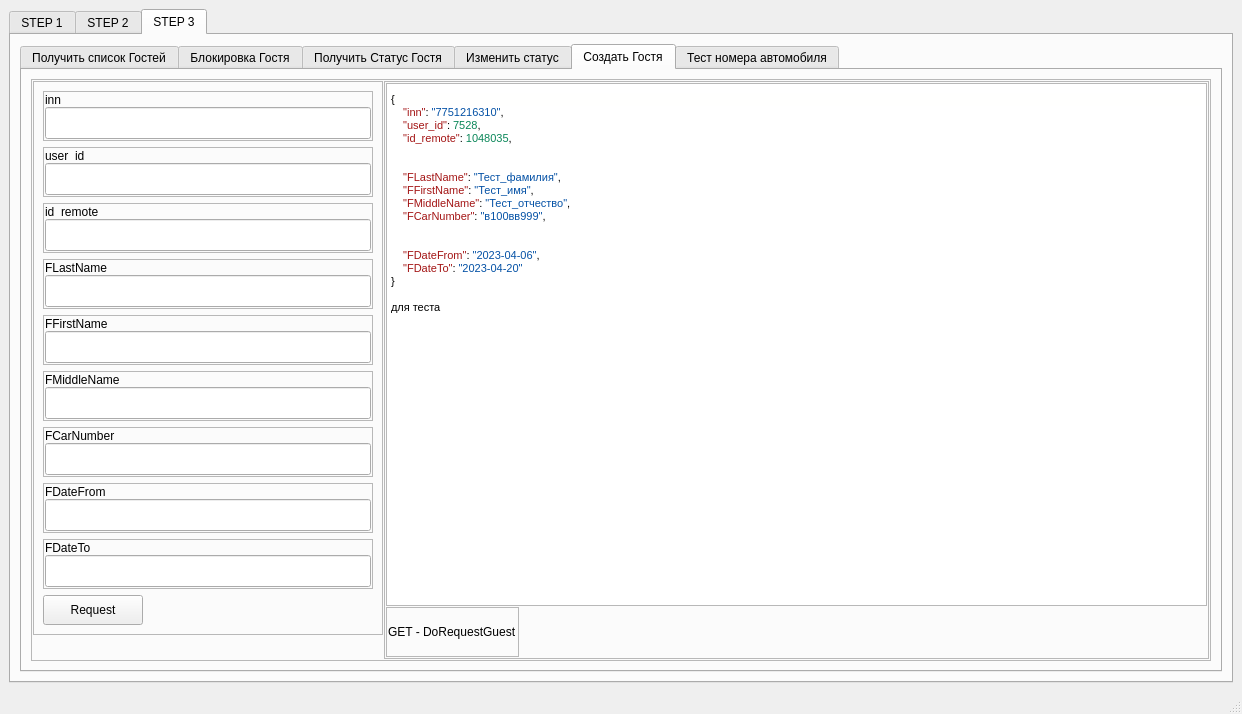
Old version of the form gui_files/main_window.ui in the repository AndreSci/WEB_RUM_TESTER.
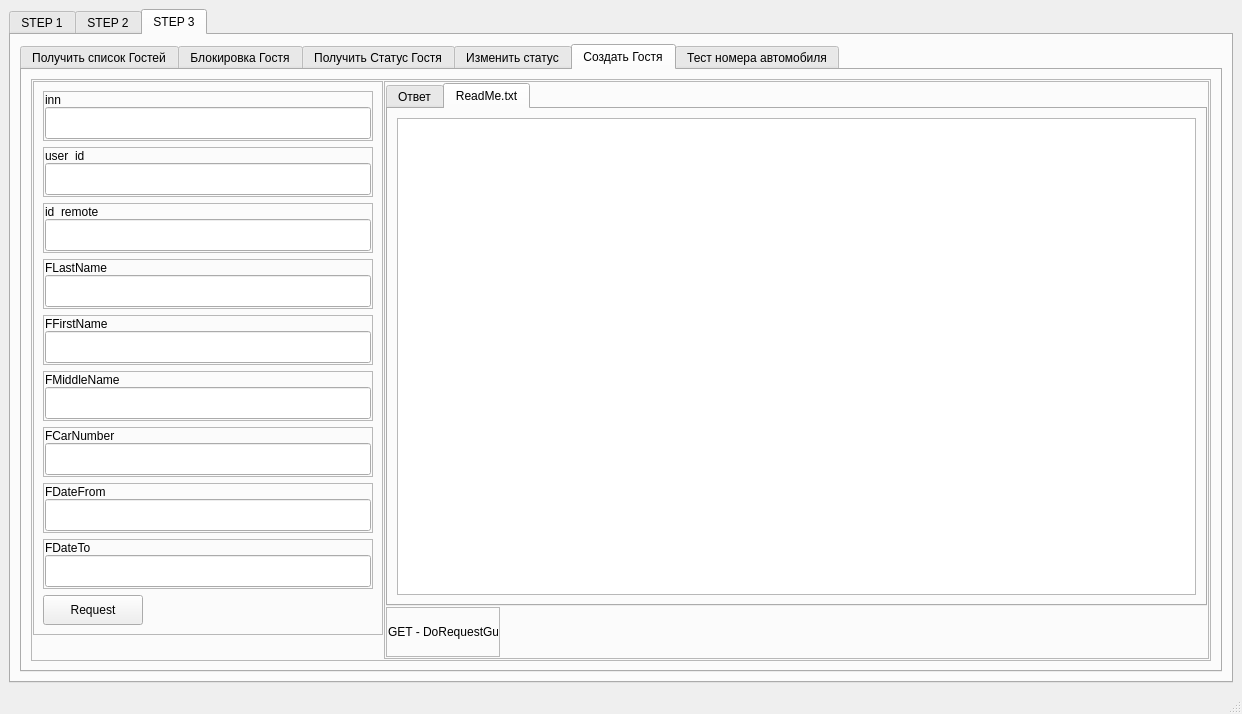
New version of the form. The open tabs and pages were chosen to show the change.

Commit message: add readme for step 3

The edit to the form file:
```diff
--- a/gui_files/main_window.ui
+++ b/gui_files/main_window.ui
@@ -5372,7 +5372,7 @@
            <attribute name="title">
             <string>Создать Гостя</string>
            </attribute>
-           <layout class="QHBoxLayout" name="horizontalLayout_45">
+           <layout class="QHBoxLayout" name="horizontalLayout_58">
             <item>
              <widget class="QFrame" name="frame_65">
               <property name="frameShape">
@@ -6063,7 +6063,32 @@
                  <property name="frameShadow">
                   <enum>QFrame::Raised</enum>
                  </property>
-                 <layout class="QVBoxLayout" name="verticalLayout_61">
+                 <layout class="QVBoxLayout" name="verticalLayout_20">
+                  <property name="spacing">
+                   <number>1</number>
+                  </property>
+                  <property name="leftMargin">
+                   <number>1</number>
+                  </property>
+                  <property name="topMargin">
+                   <number>1</number>
+                  </property>
+                  <property name="rightMargin">
+                   <number>1</number>
+                  </property>
+                  <property name="bottomMargin">
+                   <number>1</number>
+                  </property>
+                  <item>
+                   <widget class="QTabWidget" name="tabWidget_11">
+                    <property name="currentIndex">
+                     <number>0</number>
+                    </property>
+                    <widget class="QWidget" name="tab_31">
+                     <attribute name="title">
+                      <string>Ответ</string>
+                     </attribute>
+                     <layout class="QHBoxLayout" name="horizontalLayout_45">
                   <property name="spacing">
                    <number>1</number>
                   </property>
@@ -6104,7 +6129,21 @@
                     </property>
                    </widget>
                   </item>
-                  <item alignment="Qt::AlignLeft">
+                     </layout>
+                    </widget>
+                    <widget class="QWidget" name="tab_32">
+                     <attribute name="title">
+                      <string>ReadMe.txt</string>
+                     </attribute>
+                     <layout class="QHBoxLayout" name="horizontalLayout_64">
+                      <item>
+                       <widget class="QTextBrowser" name="readme_DoRequestGuest"/>
+                      </item>
+                     </layout>
+                    </widget>
+                   </widget>
+                  </item>
+                  <item>
                    <widget class="QFrame" name="frame_78">
                     <property name="minimumSize">
                      <size>
@@ -6114,7 +6153,7 @@
                     </property>
                     <property name="maximumSize">
                      <size>
-                      <width>16777215</width>
+                      <width>114</width>
                       <height>50</height>
                      </size>
                     </property>
```
Left out of the diff: 164 changed lines with no effect on the pictures. Lines whose indentation alone changed are shown as unchanged. The commit also changes 3 other files.
